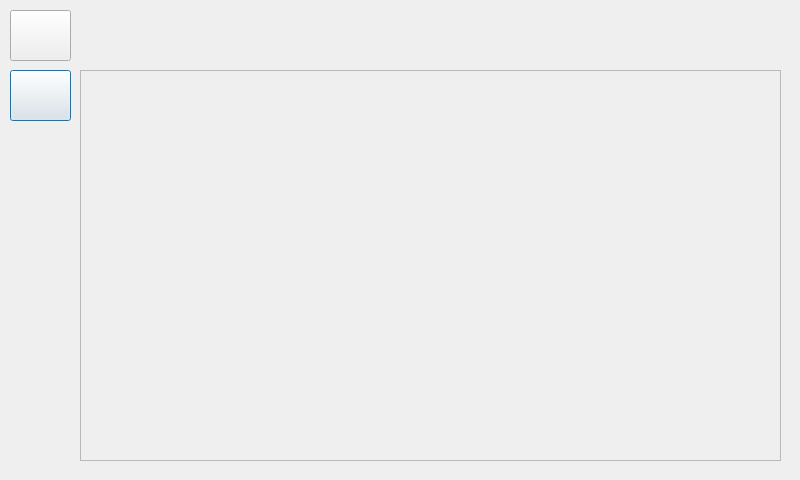
This is UI/smrr_ui/src/ui/screen_home.ui in ENTC-FYP-19-G08/ismrr as Qt 5 draws it before an edit. The edited form follows.
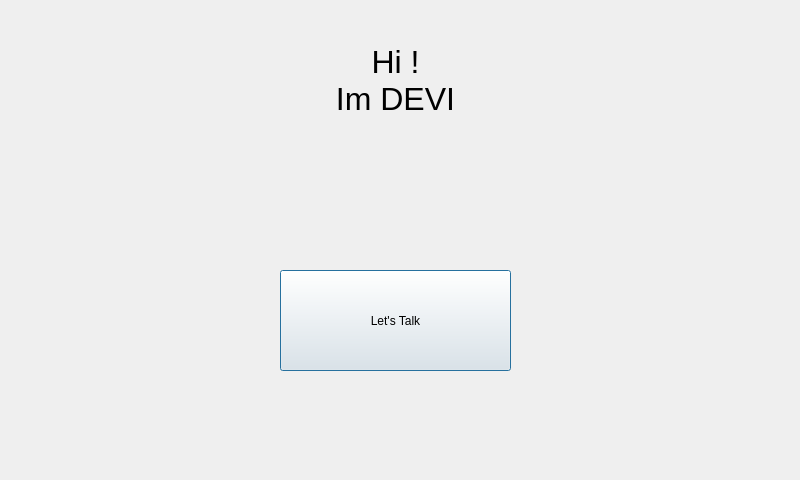
This is the edited form. Icons and pictures are not drawn.

```diff
--- a/UI/smrr_ui/src/ui/screen_home.ui
+++ b/UI/smrr_ui/src/ui/screen_home.ui
@@ -16,74 +16,23 @@
   <property name="modal">
    <bool>true</bool>
   </property>
-  <widget class="QPushButton" name="btnBack">
-   <property name="geometry">
-    <rect>
-     <x>10</x>
-     <y>10</y>
-     <width>61</width>
-     <height>51</height>
-    </rect>
-   </property>
-   <property name="autoFillBackground">
-    <bool>false</bool>
-   </property>
-   <property name="text">
-    <string/>
-   </property>
-   <property name="icon">
-    <iconset theme="back"/>
-   </property>
-   <property name="autoDefault">
-    <bool>false</bool>
-   </property>
-   <property name="default">
-    <bool>true</bool>
-   </property>
-   <property name="flat">
-    <bool>false</bool>
-   </property>
-  </widget>
-  <widget class="QScrollArea" name="scrollArea">
-   <property name="geometry">
-    <rect>
-     <x>80</x>
-     <y>70</y>
-     <width>701</width>
-     <height>391</height>
-    </rect>
-   </property>
-   <property name="widgetResizable">
-    <bool>true</bool>
-   </property>
-   <widget class="QWidget" name="scrollWidget">
-    <property name="geometry">
-     <rect>
-      <x>0</x>
-      <y>0</y>
-      <width>699</width>
-      <height>389</height>
-     </rect>
-    </property>
-   <layout class="QVBoxLayout" name="scrollLayout">
-    <property name="spacing">
-        <number>10</number>
-    </property>
-</layout>
-
-   </widget>
-  </widget>
   <widget class="QLabel" name="label">
    <property name="geometry">
     <rect>
-     <x>220</x>
+     <x>30</x>
      <y>20</y>
-     <width>411</width>
-     <height>31</height>
+     <width>731</width>
+     <height>121</height>
     </rect>
    </property>
+   <property name="font">
+    <font>
+     <pointsize>24</pointsize>
+    </font>
+   </property>
    <property name="text">
-    <string/>
+    <string>Hi !
+Im DEVI</string>
    </property>
    <property name="alignment">
     <set>Qt::AlignCenter</set>
@@ -92,29 +41,14 @@
   <widget class="QPushButton" name="btnHome">
    <property name="geometry">
     <rect>
-     <x>10</x>
-     <y>70</y>
-     <width>61</width>
-     <height>51</height>
+     <x>280</x>
+     <y>270</y>
+     <width>231</width>
+     <height>101</height>
     </rect>
    </property>
-   <property name="autoFillBackground">
-    <bool>false</bool>
-   </property>
    <property name="text">
-    <string/>
-   </property>
-   <property name="icon">
-    <iconset theme="go-home"/>
-   </property>
-   <property name="autoDefault">
-    <bool>false</bool>
-   </property>
-   <property name="default">
-    <bool>true</bool>
-   </property>
-   <property name="flat">
-    <bool>false</bool>
+    <string>Let's Talk</string>
    </property>
   </widget>
  </widget>
```
Left out of the diff: 2 changed lines with no effect on the pictures.
